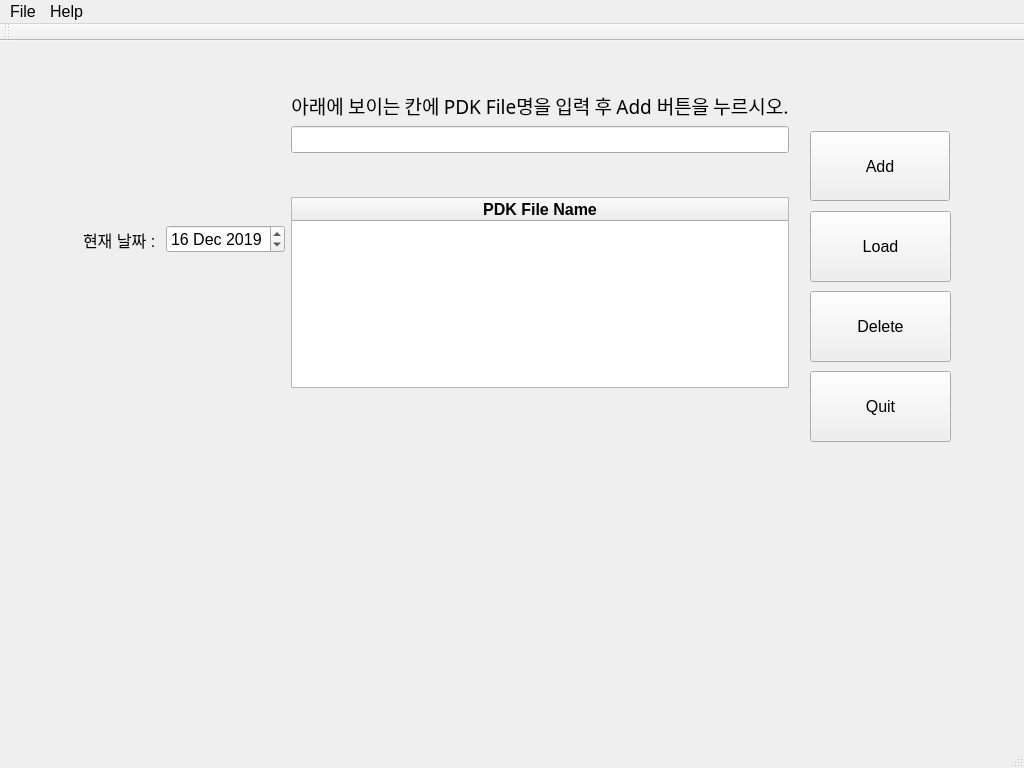
Qt form JungWoo/pdkFileManagement/mainwindow.ui (dlawjddnrj/git_test) before a commit.
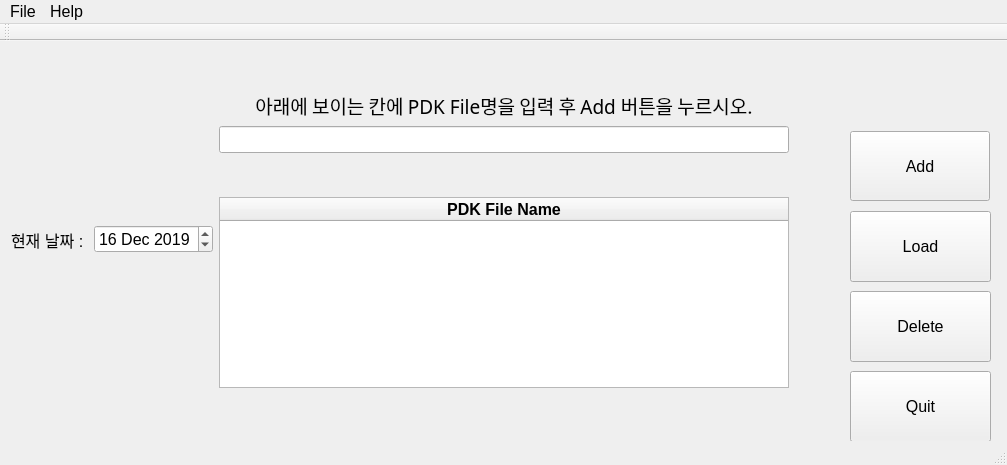
The same form after that commit. Icons and pictures are not drawn.

```diff
--- a/JungWoo/pdkFileManagement/mainwindow.ui
+++ b/JungWoo/pdkFileManagement/mainwindow.ui
@@ -6,8 +6,8 @@
    <rect>
     <x>0</x>
     <y>0</y>
-    <width>1024</width>
-    <height>768</height>
+    <width>1007</width>
+    <height>465</height>
    </rect>
   </property>
   <property name="font">
@@ -33,7 +33,7 @@
    <widget class="QPushButton" name="pushButton_quit">
     <property name="geometry">
      <rect>
-      <x>810</x>
+      <x>850</x>
       <y>330</y>
       <width>141</width>
       <height>71</height>
@@ -53,19 +53,6 @@
      </rect>
     </property>
     <layout class="QHBoxLayout" name="horizontalLayout">
-     <item>
-      <spacer name="horizontalSpacer">
-       <property name="orientation">
-        <enum>Qt::Horizontal</enum>
-       </property>
-       <property name="sizeHint" stdset="0">
-        <size>
-         <width>40</width>
-         <height>20</height>
-        </size>
-       </property>
-      </spacer>
-     </item>
      <item>
       <widget class="QLabel" name="label_nowDate">
        <property name="styleSheet">
@@ -234,7 +221,7 @@
    <widget class="QPushButton" name="pushButton_add">
     <property name="geometry">
      <rect>
-      <x>810</x>
+      <x>850</x>
       <y>90</y>
       <width>140</width>
       <height>70</height>
@@ -247,7 +234,7 @@
    <widget class="QPushButton" name="pushButton_remove">
     <property name="geometry">
      <rect>
-      <x>810</x>
+      <x>850</x>
       <y>250</y>
       <width>141</width>
       <height>71</height>
@@ -260,7 +247,7 @@
    <widget class="QPushButton" name="pushButton_load">
     <property name="geometry">
      <rect>
-      <x>810</x>
+      <x>850</x>
       <y>170</y>
       <width>141</width>
       <height>71</height>
@@ -276,7 +263,7 @@
     <rect>
      <x>0</x>
      <y>0</y>
-     <width>1024</width>
+     <width>1007</width>
      <height>21</height>
     </rect>
    </property>
```
Left out of the diff: 2 changed lines with no effect on the pictures.
